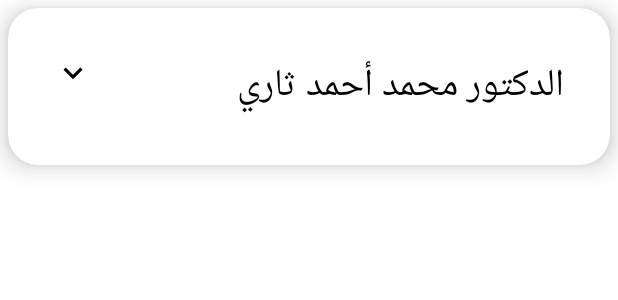
After one commit to YousefKhrais/IUG_Guide, an Android app: the layout doctor_item.xml on its own in the app's theme, with its tools: preview values and no code run, on a phone screen of 412 x 824 dp. The commit adds this screen. Shown: the top 300 px of the screen. Run offline under Robolectric (Android 15) with nearby library versions, the phone set to English and light mode, and no system bars.

Commit message:
building details

```diff
--- a/app/src/main/java/com/yousef/iugguide/adapters/BuildingAdapter.java
+++ b/app/src/main/java/com/yousef/iugguide/adapters/BuildingAdapter.java
@@ -22,9 +22,9 @@ public class BuildingAdapter extends RecyclerView.Adapter<BuildingAdapter.MyView
     Context context;
     ArrayList<Building> data;
 
-    public BuildingAdapter(Context context, ArrayList<Building> clinics) {
+    public BuildingAdapter(Context context, ArrayList<Building> buildings) {
         this.context = context;
-        this.data = clinics;
+        this.data = buildings;
     }
 
     @NonNull
--- a/app/src/main/java/com/yousef/iugguide/adapters/CollegeAdapter.java
+++ b/app/src/main/java/com/yousef/iugguide/adapters/CollegeAdapter.java
@@ -22,9 +22,9 @@ public class CollegeAdapter extends RecyclerView.Adapter<CollegeAdapter.MyViewHo
     Context context;
     ArrayList<College> data;
 
-    public CollegeAdapter(Context context, ArrayList<College> clinics) {
+    public CollegeAdapter(Context context, ArrayList<College> colleges) {
         this.context = context;
-        this.data = clinics;
+        this.data = colleges;
     }
 
     @NonNull
--- a/app/src/main/java/com/yousef/iugguide/adapters/DepartmentAdapter.java
+++ b/app/src/main/java/com/yousef/iugguide/adapters/DepartmentAdapter.java
@@ -21,9 +21,9 @@ public class DepartmentAdapter extends RecyclerView.Adapter<DepartmentAdapter.My
     Context context;
     ArrayList<Department> data;
 
-    public DepartmentAdapter(Context context, ArrayList<Department> clinics) {
+    public DepartmentAdapter(Context context, ArrayList<Department> departments) {
         this.context = context;
-        this.data = clinics;
+        this.data = departments;
     }
 
     @NonNull
--- /dev/null
+++ b/app/src/main/res/drawable/doctor_details_icon.xml
@@ -0,0 +1,5 @@
+<vector android:height="24dp" android:tint="#000000"
+    android:viewportHeight="24" android:viewportWidth="24"
+    android:width="24dp" xmlns:android="http://schemas.android.com/apk/res/android">
+    <path android:fillColor="@android:color/white" android:pathData="M7.41,8.59L12,13.17l4.59,-4.58L18,10l-6,6 -6,-6 1.41,-1.41z"/>
+</vector>
--- /dev/null
+++ b/app/src/main/res/layout/doctor_item.xml
@@ -0,0 +1,133 @@
+<?xml version="1.0" encoding="utf-8"?>
+<androidx.cardview.widget.CardView xmlns:android="http://schemas.android.com/apk/res/android"
+    xmlns:app="http://schemas.android.com/apk/res-auto"
+    android:layout_width="match_parent"
+    android:layout_height="wrap_content"
+    android:layout_margin="5dp"
+    app:cardCornerRadius="20dp"
+    app:cardElevation="10dp"
+    app:contentPadding="20dp"
+   android:id="@+id/doctor_card"
+    >
+
+    <LinearLayout
+        android:id="@+id/layout"
+        android:layout_width="match_parent"
+        android:layout_height="wrap_content"
+        android:layoutDirection="rtl"
+        android:animateLayoutChanges="true"
+        android:orientation="vertical">
+
+        <RelativeLayout
+            android:layout_width="match_parent"
+            android:layout_height="wrap_content"
+            android:layoutDirection="rtl"
+            android:orientation="horizontal"
+            android:padding="5dp">
+
+            <TextView
+                android:id="@+id/doctor_name"
+                android:layout_width="wrap_content"
+                android:layout_height="wrap_content"
+                android:layout_margin="5dp"
+                android:text="الدكتور محمد أحمد ثاري"
+                android:textColor="@color/black"
+                android:textSize="25dp" />
+
+            <ImageView
+                android:id="@+id/show_doctor_details"
+                android:layout_width="25dp"
+                android:layout_height="25dp"
+                android:layout_alignParentLeft="true"
+                android:layout_margin="5dp"
+                android:src="@drawable/doctor_details_icon" />
+
+        </RelativeLayout>
+
+        <LinearLayout
+            android:id="@+id/details"
+            android:layout_width="match_parent"
+            android:layout_height="wrap_content"
+            android:layout_marginBottom="20dp"
+            android:layoutDirection="rtl"
+            android:orientation="vertical"
+            android:visibility="gone">
+
+            <LinearLayout
+                android:layout_width="match_parent"
+                android:layout_height="wrap_content"
+                android:layoutDirection="rtl"
+                android:orientation="horizontal">
+
+                <TextView
+                    android:layout_width="wrap_content"
+                    android:layout_height="wrap_content"
+                    android:layout_margin="5dp"
+                    android:text="التخصص :"
+                    android:textColor="@color/black"
+                    android:textSize="25dp" />
+
+                <TextView
+                    android:id="@+id/specialty"
+                    android:layout_width="wrap_content"
+                    android:layout_height="wrap_content"
+                    android:layout_margin="5dp"
+                    android:text="تطوير البرمجيات"
+                    android:textColor="@color/black"
+                    android:textSize="25dp" />
+            </LinearLayout>
+
+            <LinearLayout
+                android:layout_width="match_parent"
+                android:layout_height="wrap_content"
+                android:layoutDirection="rtl"
+                android:orientation="horizontal">
+
+                <TextView
+                    android:layout_width="wrap_content"
+                    android:layout_height="wrap_content"
+                    android:layout_margin="5dp"
+                    android:text="رقم الغرفة :"
+                    android:textColor="@color/black"
+                    android:textSize="25dp" />
+
+                <TextView
+                    android:id="@+id/room_number"
+                    android:layout_width="wrap_content"
+                    android:layout_height="wrap_content"
+                    android:layout_margin="5dp"
+                    android:text="I403"
+                    android:textColor="@color/black"
+                    android:textSize="25dp" />
+            </LinearLayout>
+
+            <LinearLayout
+                android:layout_width="match_parent"
+                android:layout_height="wrap_content"
+                android:layoutDirection="rtl"
+                android:orientation="horizontal">
+
+                <TextView
+                    android:layout_width="wrap_content"
+                    android:layout_height="wrap_content"
+                    android:layout_margin="5dp"
+                    android:padding="5dp"
+                    android:text="الايميل :"
+                    android:textColor="@color/black"
+                    android:textSize="25dp" />
+
+                <TextView
+                    android:id="@+id/email"
+                    android:layout_width="wrap_content"
+                    android:layout_height="wrap_content"
+                    android:padding="5dp"
+
+                    android:text="www.mohammed8261812@gmail.com"
+                    android:textColor="@color/black"
+                    android:textSize="15dp" />
+            </LinearLayout>
+        </LinearLayout>
+    </LinearLayout>
+
+
+</androidx.cardview.widget.CardView>
--- a/app/src/main/res/menu/department_nav_menu.xml
+++ b/app/src/main/res/menu/department_nav_menu.xml
@@ -14,4 +14,8 @@
         android:id="@+id/nav_phd"
         android:icon="@drawable/ic_bachelor"
         android:title="@string/title_phd" />
+    <item
+        android:id="@+id/nav_doctors"
+        android:icon="@drawable/ic_bachelor"
+        android:title="@string/title_doctors" />
 </menu>
--- a/app/src/main/res/values/strings.xml
+++ b/app/src/main/res/values/strings.xml
@@ -19,6 +19,7 @@
     <string name="title_bachelor">البكالوريوس </string>
     <string name="title_master">الماجستير</string>
     <string name="title_phd">الدكتوراة</string>
+    <string name="title_doctors">الهيئة التدريسية</string>
 
     <string name="title_activity_department_details">تفاصيل القسم</string>
 
```
Also changed, not shown: app/src/main/java/com/yousef/iugguide/AppClass.java (+4 -4 lines), app/src/main/java/com/yousef/iugguide/adapters/DoctorsAdapter.java (added, +74 -0 lines), app/src/main/java/com/yousef/iugguide/helpers/DataHelper.java (+6 -6 lines), app/src/main/java/com/yousef/iugguide/models/Doctor.java (renamed from app/src/main/java/com/yousef/iugguide/models/Professor.java, +5 -5 lines), app/src/main/java/com/yousef/iugguide/ui/colleges/CollegeDetails.java (+7 -0 lines).
